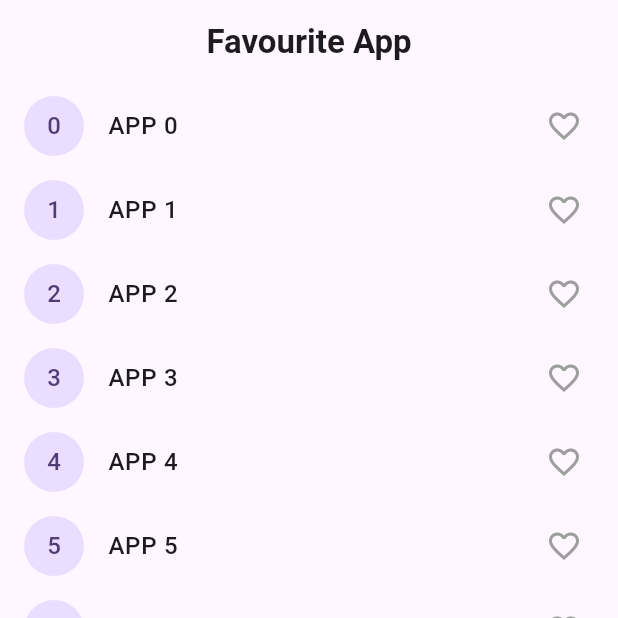
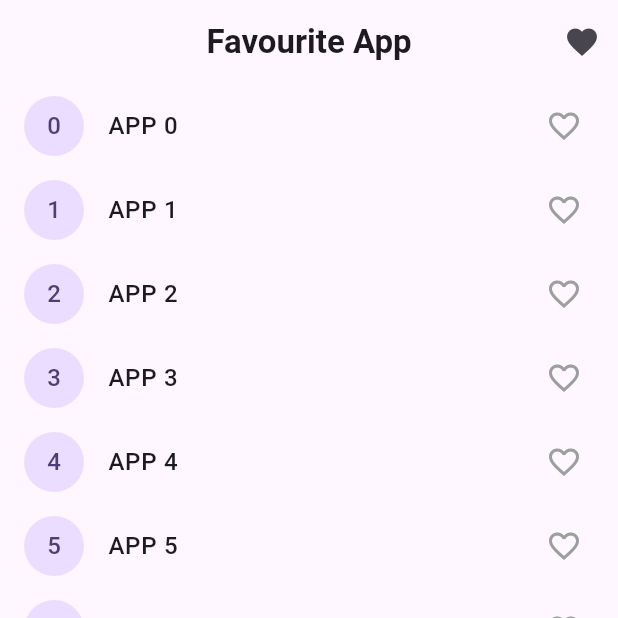
Before and after one commit to fluttercodecraft/Smart-Favorites-Manager, a Flutter app: the screen it shows after launch, on a phone screen of 412 x 824 dp, the top half of it. Run offline on Flutter 3.47's test engine with Material 3 defaults, Android fonts, the phone set to English and light mode, and no system bars.

Commit message:
add all files

```diff
--- a/lib/favourite_app.dart
+++ b/lib/favourite_app.dart
@@ -1,33 +1,38 @@
 import 'package:flutter/material.dart';
+import 'package:multi_provider/like_screen.dart';
+import 'package:multi_provider/provider_favourite_app.dart';
 import 'package:provider/provider.dart';
 
-import 'package:multi_provider/provider_favourite_app.dart';
-
-class FavouiteApp extends StatefulWidget {
-  const FavouiteApp({super.key});
+class FavouriteApp extends StatefulWidget {
+  const FavouriteApp({super.key});
 
   @override
-  State<FavouiteApp> createState() => _FavouiteAppState();
+  State<FavouriteApp> createState() => _FavouriteAppState();
 }
 
-class _FavouiteAppState extends State<FavouiteApp> {
+class _FavouriteAppState extends State<FavouriteApp> {
   @override
   Widget build(BuildContext context) {
     return Scaffold(
       appBar: AppBar(
+        actions: [
+          IconButton(
+            onPressed: () {
+              Navigator.push(
+                context,
+                MaterialPageRoute(builder: (context) => const LikeScreen()),
+              );
+            },
+            icon: const Icon(Icons.favorite),
+          ),
+        ],
         title: const Text(
           "Favourite App",
-          style: TextStyle(
-            fontWeight: FontWeight.bold,
-          ),
+          style: TextStyle(fontWeight: FontWeight.bold),
         ),
         centerTitle: true,
       ),
-
-      body: Column(
-        children: [
-          Expanded(
-            child: ListView.builder(
+      body: ListView.builder(
         itemCount: 100,
         itemBuilder: (context, index) {
           return Consumer<FavoriteApp>(
@@ -42,37 +47,20 @@ class _FavouiteAppState extends State<FavouiteApp> {
                     value.addItem(index);
                   }
                 },
-
-                      leading: CircleAvatar(
-
-                        child: Text(
-                          "$index",
-                        ),
-                      ),
-
+                leading: CircleAvatar(child: Text("$index")),
                 title: Text(
                   "APP $index",
-                        style: const TextStyle(
-                          fontWeight: FontWeight.w500,
+                  style: const TextStyle(fontWeight: FontWeight.w500),
                 ),
-                      ),
-
                 trailing: Icon(
-                        isFavorite
-                            ? Icons.favorite
-                            : Icons.favorite_border,
-                        color: isFavorite
-                            ? Colors.red
-                            : Colors.grey,
+                  isFavorite ? Icons.favorite : Icons.favorite_border,
+                  color: isFavorite ? Colors.red : Colors.grey,
                 ),
               );
             },
           );
         },
       ),
-          ),
-        ],
-      ),
     );
   }
 }
--- a/lib/main.dart
+++ b/lib/main.dart
@@ -25,7 +25,7 @@ class MyApp extends StatelessWidget {
             seedColor: Colors.deepPurple,
           ),
         ),
-        home: const FavouiteApp(),
+        home: const FavouriteApp(),
       ),
     );
   }
```
Also changed, not shown: lib/Like_screen.dart (added, +56 -0 lines). Lines whose indentation alone changed are shown as unchanged.
